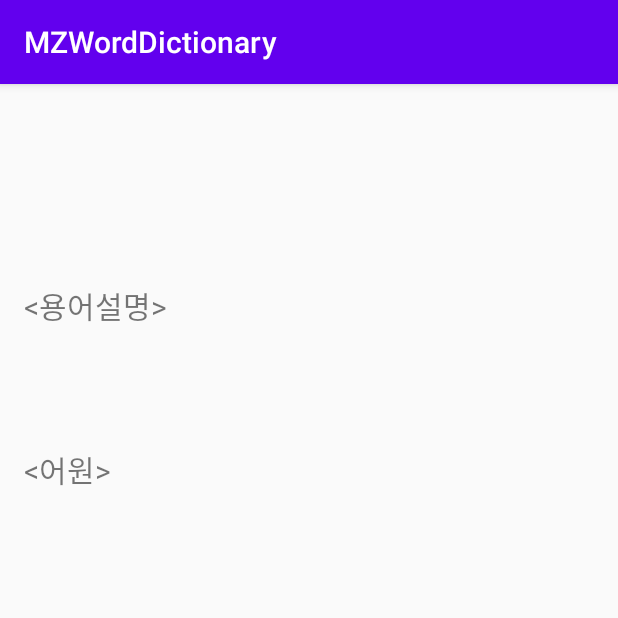
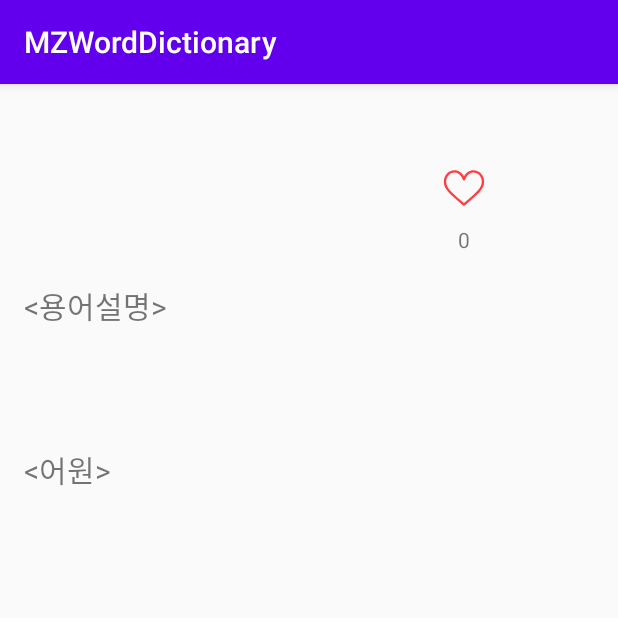
Before and after one commit to wherewhale/MZWordDictionary, an Android app: the WordDetailActivity screen opened directly, with no data from a screen before it, on a phone screen of 412 x 824 dp, the top half of it. Run offline under Robolectric (Android 15) with nearby library versions, the phone set to English and light mode, and no system bars.

Commit message:
좋아요 기능 추가 (lottie 애니메이션 적용)

```diff
--- a/app/build.gradle
+++ b/app/build.gradle
@@ -26,6 +26,7 @@ android {
 dependencies {
     implementation platform('com.google.firebase:firebase-bom:26.1.0')
     implementation 'androidx.recyclerview:recyclerview:1.0.0'
+    implementation "com.airbnb.android:lottie:3.4.0"
     implementation 'com.google.firebase:firebase-analytics'
     implementation fileTree(dir: "libs", include: ["*.jar"])
     implementation 'androidx.appcompat:appcompat:1.2.0'
--- a/app/src/main/java/com/example/mzworddictionary/WordDetailActivity.java
+++ b/app/src/main/java/com/example/mzworddictionary/WordDetailActivity.java
@@ -4,7 +4,10 @@ import androidx.appcompat.app.AppCompatActivity;
 
 import android.content.Intent;
 import android.os.Bundle;
+import android.view.View;
 import android.widget.TextView;
+
+import com.airbnb.lottie.LottieAnimationView;
 
 import org.w3c.dom.Text;
 
@@ -13,6 +16,8 @@ public class WordDetailActivity extends AppCompatActivity {
     private TextView detail;
     private TextView origin;
     private TextView example;
+    private TextView likes;
+    private LottieAnimationView imgIconLike;
 
 
     @Override
@@ -24,44 +29,35 @@ public class WordDetailActivity extends AppCompatActivity {
         detail = findViewById(R.id.detail);
         origin = findViewById(R.id.origin);
         example = findViewById(R.id.example);
+        likes = findViewById(R.id.likes);
+        imgIconLike = findViewById(R.id.lottie_animation);
 
-        Intent intent = getIntent();
+        final Intent intent = getIntent();
         title.setText(intent.getStringExtra("WORD")); //title 의 글자에 WORD 라는 이름의 데이터를 삽입한다.
         detail.setText(intent.getStringExtra("DETAIL")); //detail 에 DETAIL 이라는 이름으로 들어온 데이터 삽입.
         origin.setText(intent.getStringExtra("ORIGIN")); //origin 에 ORIGIN 이라는 이름으로 들어온 데이터 삽입.
         example.setText(intent.getStringExtra("EXAMPLE")); //example 에 EXAMPLE 이라는 이름으로 들어온 데이터 삽입.
-        //TODO: 인텐트로 들어온 값을 text 값으로 설정
-//        switch (intent.getStringExtra("DETAIL_TEXT")) {
-//            case "꾸안꾸": {
-//                detail.setText("'꾸민 듯 안 꾸민 듯'의 줄임말. 2019년 후반부터 인터넷 유행어로 쓰이기 시작했다. 일상 패션, 캐주얼 룩과 거의 동의어라고 보면 된다. 화려한 패션, 포멀 룩과는 대척점에 있는 심플하고 단순한 스타일이 주를 이룬다. 미니멀 라이프의 일종이라고 볼 수 있다. 반대말로는 '꾸꾸(꾸민 듯 꾸민)'가 있다.");
-//                origin.setText("실은 패션계의 단골 표현인 무심한 듯 시크하다는 말과 별 다를 바 없으나, SNS의 성행으로 더욱 퍼져나갔다는 주장이다. 비슷한 사례로 소확행이 있다.");
-//                example.setText("너 이번에 소개팅 나간다며?! 꾸안꾸 알지?");
-//                break;
-//            }
-//            case "알잘딱깔센": {
-//                detail.setText("알아서 잘 딱 깔끔하고 센스있게의 준말.");
-//                origin.setText("사실은 우왁굳 방송의 밈 '알잘딱깔센(알아서 잘 딱 깔끔하고 센스있게)'에서 유래된 가상의 인물이다. 원래는 우왁굳과 팬들끼리 알잘딱깔센을 마치 실제로 존재하는 인명처럼 알자르 타카르센으로 변형시켜서 농담 삼아서 쓰던 일종의 밈이었다.");
-//                example.setText("김대리! 이번 일도 알잘딱깔센 알지?");
-//                break;
-//            }
-//            case "슬세권": {
-//                detail.setText("슬세권이란 슬리퍼 차림과 같은 편한 복장으로 카페나 편의점, 도서관, 쇼핑몰 같은 편의시설을 사용할 수 있는 주거 권역을 뜻하는 신조어이다. ");
-//                origin.setText("2020년도 중반 sns 에서 유행한 신조어로 1~2인 가구가 증가하면서 생긴 신조어로 자신의 생활반경에 얼마나 많은 여가시설이 있는지를 나타내는 지표이기도 하다.");
-//                example.setText("와 너 진짜 슬리퍼 신고 지하철타러 왔어!? 너네 집 슬세권이구나?");
-//                break;
-//            }
-//            case "졌잘싸": {
-//                detail.setText("결과적으로 패배했지만, 과정만 보면 명경기를 보여주거나, 아니면 어느 정도 실력은 보장되어 있었으나, 초반부터 우승 후보를 만나는 악운에 걸려 실력을 제대로 보여주지 못하고 떨어진 사람이나 단체 등에게 위로용으로 주로 쓰이는 말.");
-//                origin.setText("2006 독일 월드컵 스위스전 패배 이후 공중파 방송에서 처음 사용했던 것으로 추정되며, 원래는 세계적으로 상술한 대로의 의미가 주로 쓰이나, 인터넷 등지에서는 반대 의미로 비꼬는 용도로 쓰이고 있다.");
-//                example.setText("이번 국가대표 리얼 졌잘싸. 인정?");
-//                break;
-//            }
-//            case "레게노": {
-//                detail.setText("레전드를 뜻하는 인터넷 신조어. 우왁굳 방송내에서는 감탄사 한정으로 레게노 말고도 ㄹㄱㄴ라고 쓰인다.");
-//                origin.setText("트위치 스트리머 우왁굳의 마인크래프트 왁트모르즈비 방송 중 피곤했던 우왁굳이 아내 김수현에게 방송을 잠시 넘겼는데 건축물에 쓰여진 '레전드(LEGEND)'를 '레제노(LEGENO)'로 잘못 읽었던 것에서 유래되었다. 정확히는 레전드를 재플리시처럼 레잔도로 써대는 우왁굳 때문에 버릇이 되어서 레전드에 O가 포함되는줄 혼동한거에서 비롯되었다. 이후 레전드의 이음동의어로써 우왁굳 스트리밍에서만 사용되었다가, 특유의 어감 덕에 여러 트위치 스트리머 방에서 사용되기 시작하면서 \"레전드\" → \"레게노\"와 같은 이음동의어가 인터넷에 퍼지게 되었다.");
-//                example.setText("이번에 학점 2.0 못 넘었다고?! 너 인생 진짜 레게노다...");
-//            }
-//
-//        }
+        likes.setText("" + intent.getIntExtra("LIKES", 0)); //likes 에 LIKES 라는 이름의 숫자 데이터 삽입
+
+
+        imgIconLike.setOnClickListener(new View.OnClickListener() {
+            boolean isAnimated = false;
+
+            @Override
+            public void onClick(View v) {
+                if (!isAnimated) {
+                    int afterLike = intent.getIntExtra("LIKES", 0) + 1;
+                    imgIconLike.playAnimation();
+                    imgIconLike.setSpeed(3f);
+                    isAnimated = true;
+                    likes.setText("" + afterLike);
+                } else {
+                    imgIconLike.setSpeed(-2F);
+                    isAnimated=false;
+                    imgIconLike.playAnimation();
+                    likes.setText("" + intent.getIntExtra("LIKES", 0));
+                }
+            }
+        });
     }
 }
--- a/app/src/main/res/layout/activity_word_detail.xml
+++ b/app/src/main/res/layout/activity_word_detail.xml
@@ -5,6 +5,32 @@
     android:layout_width="match_parent"
     android:layout_height="match_parent"
     tools:context=".WordDetailActivity">
+
+    <TextView
+        android:layout_width="wrap_content"
+        android:layout_height="wrap_content"
+        android:text=""
+        android:id="@+id/likes"
+        app:layout_constraintBottom_toTopOf="@+id/textView"
+        app:layout_constraintEnd_toEndOf="parent"
+        app:layout_constraintHorizontal_bias="0.503"
+        app:layout_constraintStart_toEndOf="@+id/title"
+        app:layout_constraintTop_toBottomOf="@+id/lottie_animation"
+        app:layout_constraintVertical_bias="0.175"></TextView>
+
+    <com.airbnb.lottie.LottieAnimationView
+
+        android:id="@+id/lottie_animation"
+        android:layout_width="42dp"
+        android:layout_height="42dp"
+        android:layout_marginTop="48dp"
+        app:layout_constraintEnd_toEndOf="parent"
+        app:layout_constraintHorizontal_bias="0.504"
+        app:layout_constraintStart_toEndOf="@+id/title"
+        app:layout_constraintTop_toTopOf="parent"
+        app:lottie_autoPlay="false"
+        app:lottie_loop="false"
+        app:lottie_rawRes="@raw/likes" />
 
     <TextView
         android:id="@+id/title"
@@ -67,10 +93,10 @@
         android:id="@+id/example"
         android:layout_width="match_parent"
         android:layout_height="wrap_content"
+        android:gravity="center"
         android:text="예문"
         android:textColor="#6799FF"
         android:textSize="16dp"
-        android:gravity="center"
         app:layout_constraintBottom_toBottomOf="parent"
         app:layout_constraintEnd_toEndOf="parent"
         app:layout_constraintHorizontal_bias="0.498"
```
Also changed, not shown: app/src/main/res/raw/likes.json (added, +1 -0 lines).
